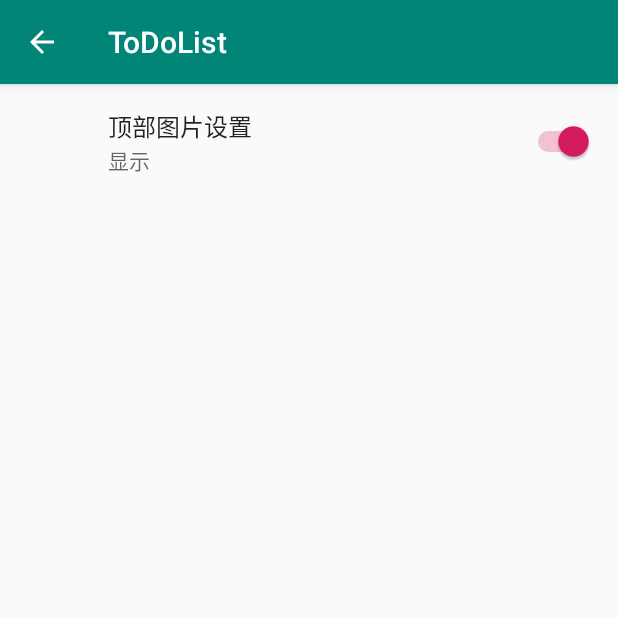
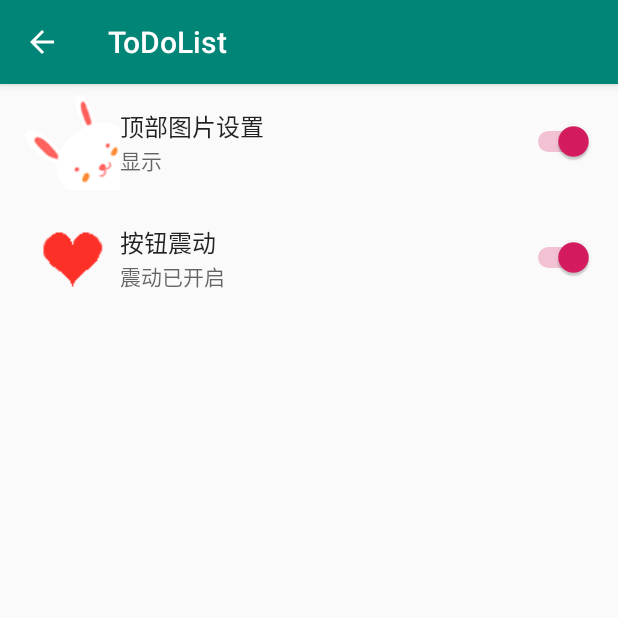
Before and after one commit to 17859762411/ToDoList, an Android app: the screen it shows after launch (SettingsActivity), in the options menu, after a tap on "Settings", on a phone screen of 412 x 824 dp, the top half of it. Run offline under Robolectric (Android 15) with nearby library versions, the phone set to English and light mode, and no system bars; our stand-ins replace androidx.preference.

Commit message:
添加长按震动功能设置

```diff
--- a/app/src/main/java/com/android/lvtong/todolist/TodoListFragment.java
+++ b/app/src/main/java/com/android/lvtong/todolist/TodoListFragment.java
@@ -42,15 +42,19 @@ import java.util.List;
 import static android.content.Context.VIBRATOR_SERVICE;
 
 public class TodoListFragment extends Fragment implements SharedPreferences.OnSharedPreferenceChangeListener {
+
     private RecyclerView mTodoRecyclerView;
     private TodoAdapter mAdapter;
     private FloatingActionButton mFab;
     private ImageView mTop;
     private TextView mNullTodoListTextView;
     private DrawerLayout mDrawerLayout;
+    private boolean mVibrate=true;
 
     private int remainY;
     private boolean isShow = true;
+
+    private static final String VIBRATE = "vibrate";
 
 
     @Override
@@ -59,16 +63,24 @@ public class TodoListFragment extends Fragment implements SharedPreferences.OnSh
         setHasOptionsMenu(true);
 
     }
-
+    //偏好设置
     private void setupShardPreference() {
         SharedPreferences sharedPreferences = PreferenceManager.getDefaultSharedPreferences(getActivity());
         //隐藏头图
-        if (sharedPreferences.getBoolean("top_imageview_switch",true)){
-            mTop.setVisibility(View.VISIBLE);
-        }else{
-            mTop.setVisibility(View.GONE);
+        mTop.setVisibility(sharedPreferences.getBoolean("top_imageview_switch",true)?View.VISIBLE:View.GONE);
+        mVibrate = sharedPreferences.getBoolean("button_vibrate",true);
+        sharedPreferences.registerOnSharedPreferenceChangeListener(this);
+    }
+    @Override
+    public void onSharedPreferenceChanged(SharedPreferences sharedPreferences, String key) {
+        if (key.equals(getString(R.string.pref_top_imageview_switch))){
+            mTop.setVisibility(sharedPreferences.getBoolean("top_imageview_switch",true)?View.VISIBLE:View.GONE);
+
         }
-        sharedPreferences.registerOnSharedPreferenceChangeListener(this);
+        if (key.equals(getString(R.string.pref_button_vibrate))){
+            mVibrate = sharedPreferences.getBoolean("button_vibrate", true);
+            System.out.println("button_vibrate = "+ mVibrate);
+        }
     }
 
     @Nullable
@@ -190,16 +202,7 @@ public class TodoListFragment extends Fragment implements SharedPreferences.OnSh
 
     }
 
-    @Override
-    public void onSharedPreferenceChanged(SharedPreferences sharedPreferences, String key) {
-        if (key.equals(getString(R.string.pref_top_imageview_switch))){
-            if (sharedPreferences.getBoolean("top_imageview_switch",true)){
-                mTop.setVisibility(View.VISIBLE);
-            }else{
-                mTop.setVisibility(View.GONE);
-            }
-        }
-    }
+
 
     private class TodoHolder extends RecyclerView.ViewHolder implements View.OnClickListener{
 
@@ -224,7 +227,9 @@ public class TodoListFragment extends Fragment implements SharedPreferences.OnSh
             itemView.setOnLongClickListener(new View.OnLongClickListener() {
                 @Override
                 public boolean onLongClick(View v) {
-                    vibrateIt();
+                    if (mVibrate){
+                        vibrateIt();
+                    }
                     AlertDialog.Builder builder = new AlertDialog.Builder(getActivity());
                     builder.setTitle("确认要删除此代办事项?")
                             .setMessage("标题:"+mTodo.getmTitle()+"\n"
--- a/app/src/main/res/values/strings.xml
+++ b/app/src/main/res/values/strings.xml
@@ -18,4 +18,5 @@
     <string name="myDay">我的一天</string>
     <string name="task">任务</string>
     <string name="check_update">检查更新</string>
+    <string name="pref_button_vibrate">button_vibrate</string>
 </resources>
--- a/app/src/main/res/xml/pref_visualizer.xml
+++ b/app/src/main/res/xml/pref_visualizer.xml
@@ -3,10 +3,18 @@
     >
 
     <SwitchPreference
+        android:icon="@drawable/rabbit"
         android:defaultValue="true"
         android:key="@string/pref_top_imageview_switch"
         android:summaryOff="隐藏"
         android:summaryOn="显示"
         android:title="顶部图片设置" />
+    <SwitchPreference
+        android:icon="@drawable/red_heart"
+        android:defaultValue="true"
+        android:key="@string/pref_button_vibrate"
+        android:summaryOff="震动已关闭"
+        android:summaryOn="震动已开启"
+        android:title="按钮震动" />
 
 </PreferenceScreen>
```
Also changed, not shown: app/src/main/java/com/android/lvtong/todolist/TodoFragment.java (+1 -11 lines), app/src/main/res/drawable-v24/rabbit.png (added), app/src/main/res/drawable-v24/red_heart.png (added).
